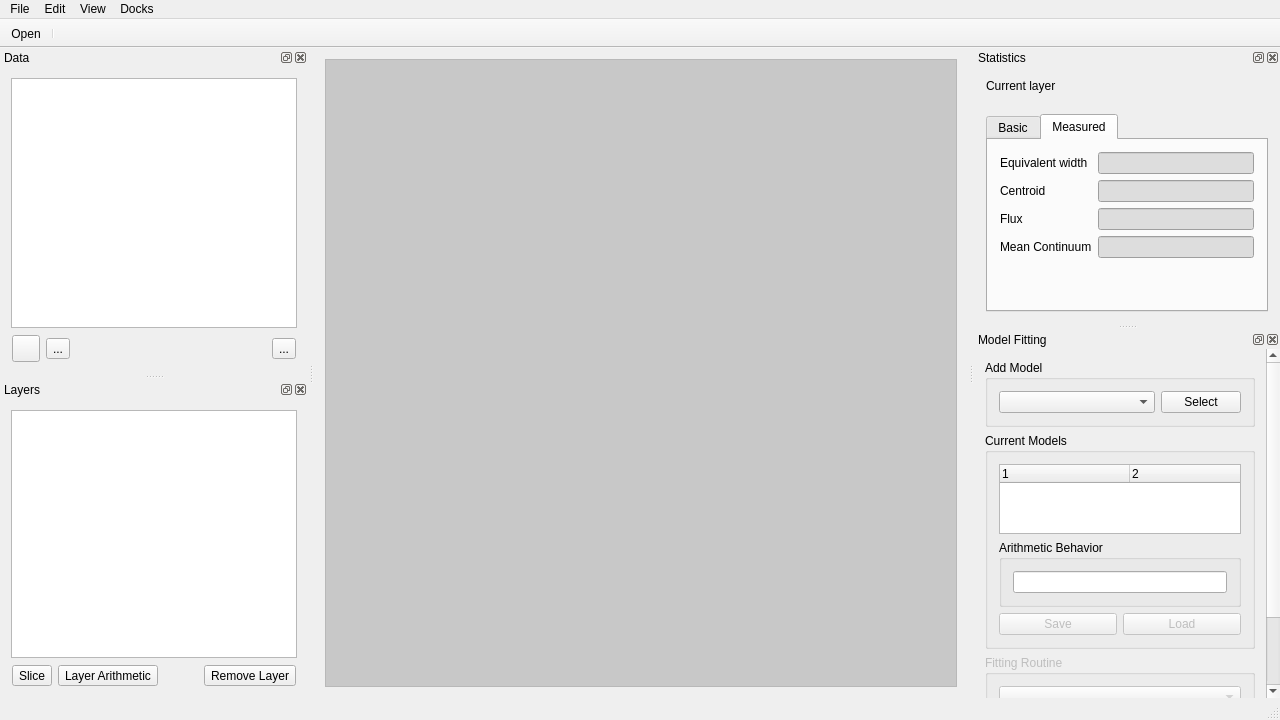
Qt form specviz/ui/qt/uic/source/mainwindow.ui (astropy/specutils) before a commit.
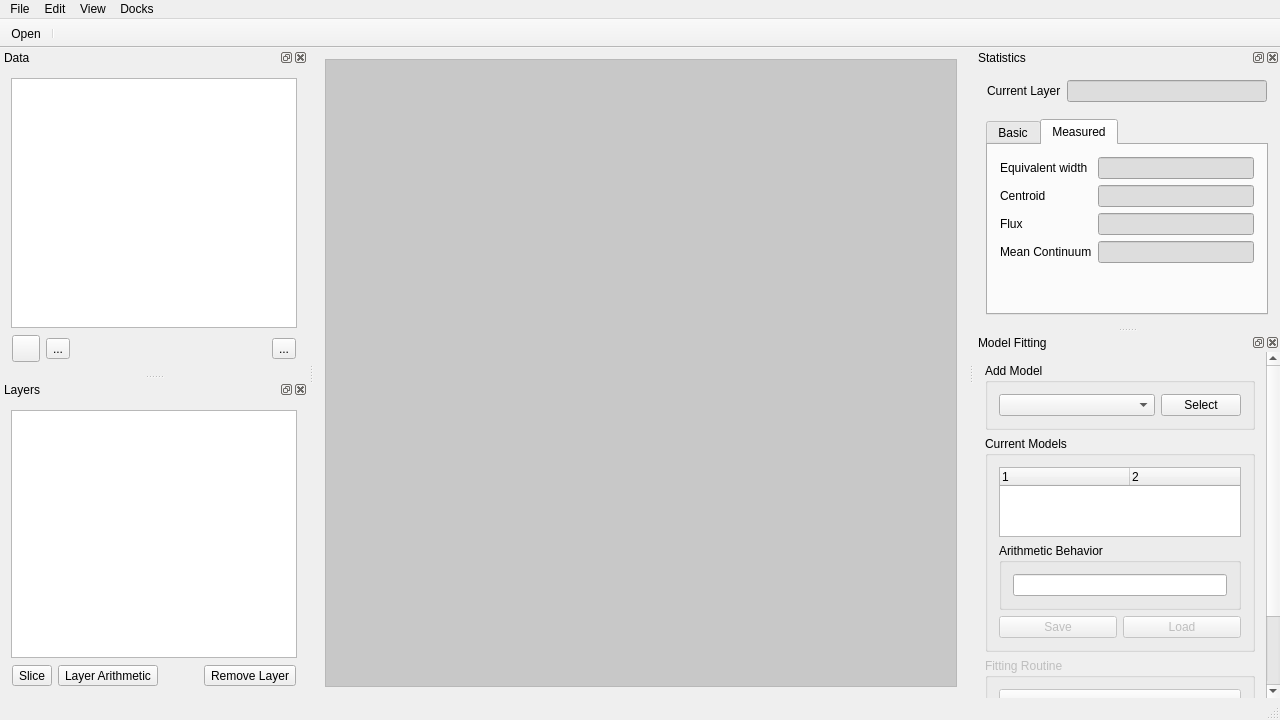
The same form after that commit. Icons and pictures are not drawn.

Patch:
```diff
--- a/specviz/ui/qt/uic/source/mainwindow.ui
+++ b/specviz/ui/qt/uic/source/mainwindow.ui
@@ -249,29 +249,34 @@
       <number>12</number>
      </property>
      <item>
-      <widget class="QLabel" name="currentLayerLabel">
-       <property name="sizePolicy">
-        <sizepolicy hsizetype="Preferred" vsizetype="Fixed">
-         <horstretch>0</horstretch>
-         <verstretch>0</verstretch>
-        </sizepolicy>
+      <layout class="QFormLayout" name="formLayout_3">
+       <property name="leftMargin">
+        <number>1</number>
        </property>
-       <property name="minimumSize">
-        <size>
-         <width>0</width>
-         <height>30</height>
-        </size>
+       <property name="topMargin">
+        <number>1</number>
        </property>
-       <property name="frameShape">
-        <enum>QFrame::NoFrame</enum>
+       <property name="rightMargin">
+        <number>1</number>
        </property>
-       <property name="text">
-        <string>Current layer</string>
+       <property name="bottomMargin">
+        <number>12</number>
        </property>
-       <property name="alignment">
-        <set>Qt::AlignLeading|Qt::AlignLeft|Qt::AlignTop</set>
-       </property>
-      </widget>
+       <item row="0" column="0">
+        <widget class="QLabel" name="currentLayerLabel">
+         <property name="text">
+          <string>Current Layer</string>
+         </property>
+        </widget>
+       </item>
+       <item row="0" column="1">
+        <widget class="QLineEdit" name="currentLayerLineEdit">
+         <property name="styleSheet">
+          <string notr="true">QLineEdit{background: #DDDDDD;}</string>
+         </property>
+        </widget>
+       </item>
+      </layout>
      </item>
      <item>
       <widget class="QTabWidget" name="statsTabWidget">
@@ -658,7 +663,7 @@
         <property name="geometry">
          <rect>
           <x>0</x>
-          <y>0</y>
+          <y>-78</y>
           <width>306</width>
           <height>476</height>
          </rect>
```
